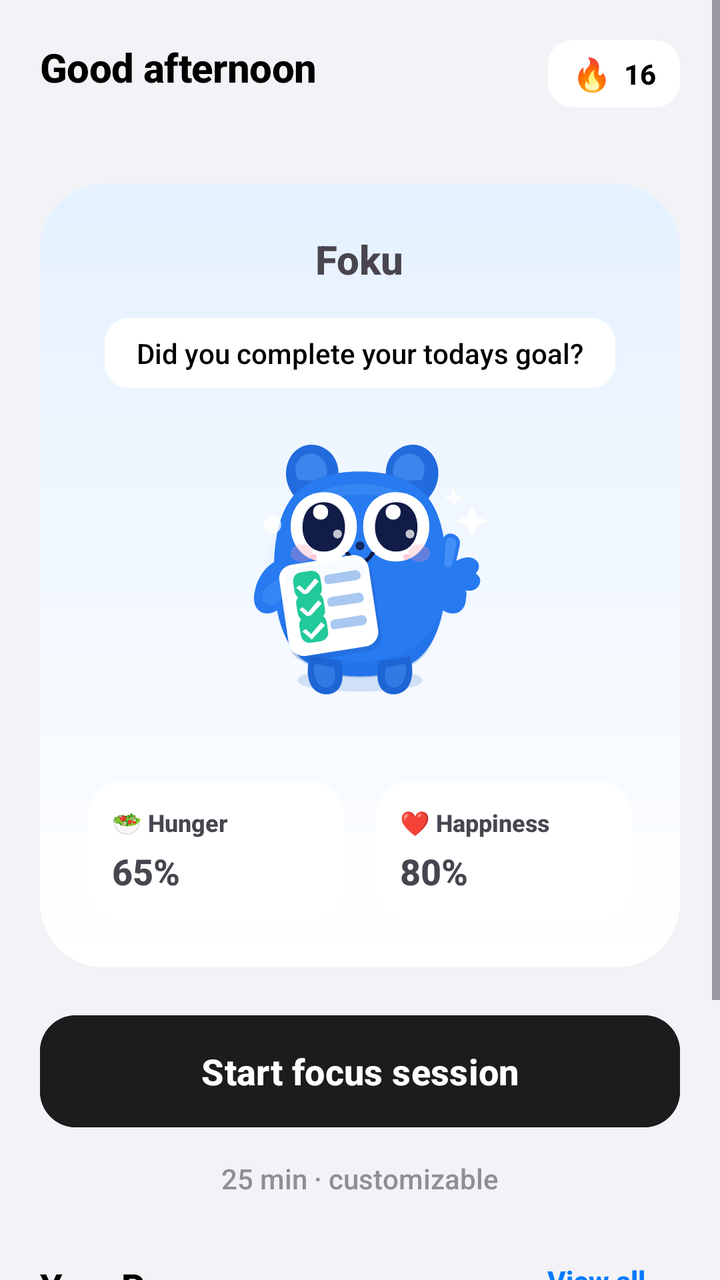
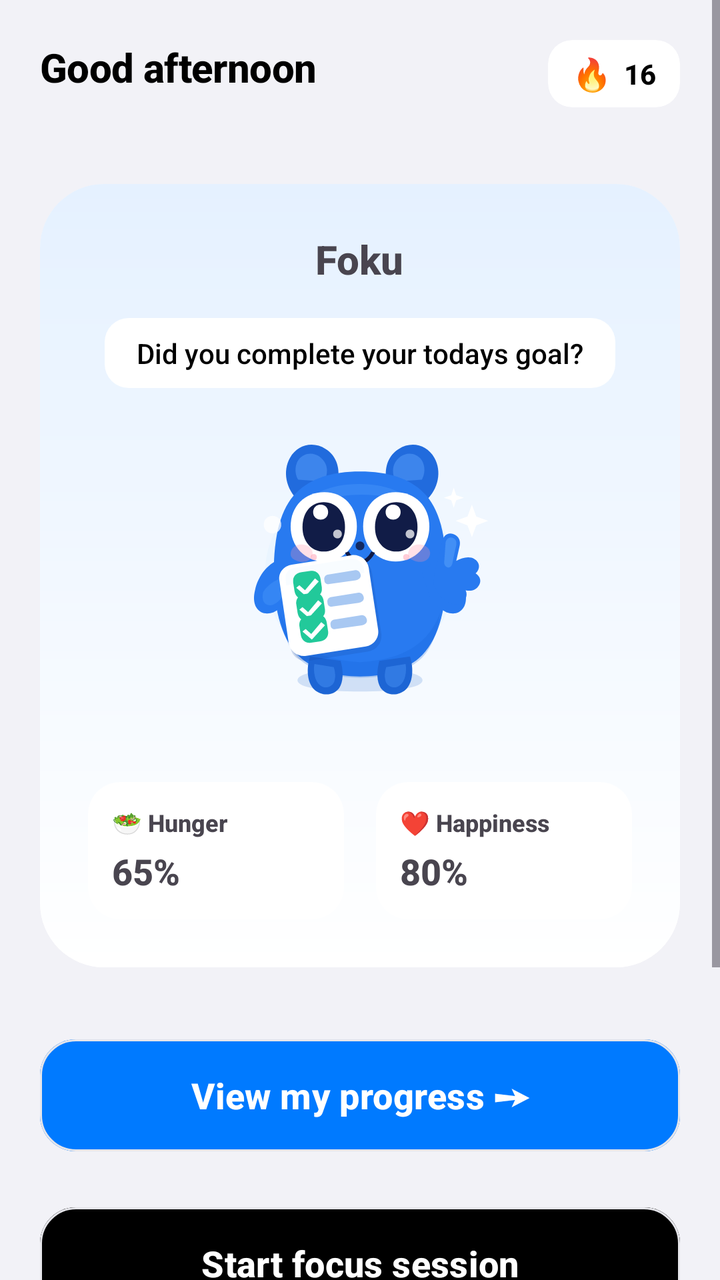

Two renders of the same Android screen: before a commit and after it. Below are the layout's source before the change and the commit's diff.
<!-- AndroidManifest.xml: application theme Theme.Floow -->
<!-- res/layout/fragment_profile.xml -->
<?xml version="1.0" encoding="utf-8"?>
<ScrollView xmlns:android="http://schemas.android.com/apk/res/android"
    xmlns:app="http://schemas.android.com/apk/res-auto"
    android:layout_width="match_parent"
    android:layout_height="match_parent"
    android:background="@color/background"
    android:clipToPadding="false"
    android:paddingBottom="100dp">

    <LinearLayout
        android:layout_width="match_parent"
        android:layout_height="wrap_content"
        android:orientation="vertical"
        android:padding="20dp">

        <RelativeLayout
            android:layout_width="match_parent"
            android:layout_height="wrap_content">

            <LinearLayout
                android:layout_width="wrap_content"
                android:layout_height="wrap_content"
                android:orientation="vertical">

                <TextView
                    android:id="@+id/tvGreeting"
                    android:layout_width="wrap_content"
                    android:layout_height="wrap_content"
                    android:text="Good afternoon"
                    style="@style/IOSHeadline" />

                <TextView
                    android:id="@+id/tvDate"
                    android:layout_width="wrap_content"
                    android:layout_height="wrap_content"
                    android:layout_marginTop="2dp"
                    style="@style/IOSBody"
                    android:textSize="14sp" />
            </LinearLayout>

            <androidx.cardview.widget.CardView
                android:layout_width="wrap_content"
                android:layout_height="wrap_content"
                android:layout_alignParentEnd="true"
                app:cardCornerRadius="12dp"
                app:cardElevation="0dp"
                app:cardBackgroundColor="@color/white">

                <LinearLayout
                    android:layout_width="wrap_content"
                    android:layout_height="wrap_content"
                    android:gravity="center_vertical"
                    android:paddingHorizontal="12dp"
                    android:paddingVertical="6dp">

                    <TextView
                        android:layout_width="wrap_content"
                        android:layout_height="wrap_content"
                        android:text="🔥"
                        android:textSize="16sp" />

                    <TextView
                        android:id="@+id/tvStreak"
                        android:layout_width="wrap_content"
                        android:layout_height="wrap_content"
                        android:layout_marginStart="6dp"
                        android:text="16"
                        android:textColor="@color/text_primary"
                        android:textStyle="bold" />
                </LinearLayout>
            </androidx.cardview.widget.CardView>
        </RelativeLayout>

        
        <androidx.cardview.widget.CardView
            android:layout_width="match_parent"
            android:layout_height="wrap_content"
            android:layout_marginTop="24dp"
            app:cardCornerRadius="32dp"
            app:cardElevation="0dp">

            <LinearLayout
                android:layout_width="match_parent"
                android:layout_height="wrap_content"
                android:background="@drawable/bg_mascot_card"
                android:gravity="center_horizontal"
                android:orientation="vertical"
                android:padding="24dp">

                <TextView
                    android:id="@+id/tvUserName"
                    android:layout_width="wrap_content"
                    android:layout_height="wrap_content"
                    android:text="Foku"
                    android:textSize="20sp"
                    android:textStyle="bold"
                    android:drawablePadding="8dp" />

                <FrameLayout
                    android:layout_width="match_parent"
                    android:layout_height="wrap_content"
                    android:layout_marginTop="16dp">

                    
                    <TextView
                        android:layout_width="wrap_content"
                        android:layout_height="wrap_content"
                        android:layout_gravity="center_horizontal|top"
                        android:background="@drawable/bg_speech_bubble"
                        android:paddingHorizontal="16dp"
                        android:paddingVertical="8dp"
                        android:text="Did you complete your todays goal?"
                        android:textColor="@color/text_primary"
                        android:textSize="14sp" />

                    <ImageView
                        android:layout_width="160dp"
                        android:layout_height="160dp"
                        android:layout_gravity="center_horizontal"
                        android:layout_marginTop="48dp"
                        android:src="@drawable/ic_mascot" />
                </FrameLayout>

                <LinearLayout
                    android:layout_width="match_parent"
                    android:layout_height="wrap_content"
                    android:layout_marginTop="24dp"
                    android:orientation="horizontal">

                    
                    <androidx.cardview.widget.CardView
                        android:layout_width="0dp"
                        android:layout_height="wrap_content"
                        android:layout_marginEnd="8dp"
                        android:layout_weight="1"
                        app:cardCornerRadius="16dp"
                        app:cardElevation="0dp">

                        <LinearLayout
                            android:layout_width="match_parent"
                            android:layout_height="wrap_content"
                            android:orientation="vertical"
                            android:padding="12dp">

                            <TextView
                                android:layout_width="wrap_content"
                                android:layout_height="wrap_content"
                                android:text="🥗 Hunger"
                                android:textSize="12sp"
                                android:textStyle="bold" />

                            <TextView
                                android:id="@+id/tvHungerValue"
                                android:layout_width="wrap_content"
                                android:layout_height="wrap_content"
                                android:layout_marginTop="4dp"
                                android:text="65%"
                                android:textSize="18sp"
                                android:textStyle="bold" />
                        </LinearLayout>
                    </androidx.cardview.widget.CardView>

                    
                    <androidx.cardview.widget.CardView
                        android:layout_width="0dp"
                        android:layout_height="wrap_content"
                        android:layout_marginStart="8dp"
                        android:layout_weight="1"
                        app:cardCornerRadius="16dp"
                        app:cardElevation="0dp">

                        <LinearLayout
                            android:layout_width="match_parent"
                            android:layout_height="wrap_content"
                            android:orientation="vertical"
                            android:padding="12dp">

                            <TextView
                                android:layout_width="wrap_content"
                                android:layout_height="wrap_content"
                                android:text="❤️ Happiness"
                                android:textSize="12sp"
                                android:textStyle="bold" />

                            <TextView
                                android:id="@+id/tvHappinessValue"
                                android:layout_width="wrap_content"
                                android:layout_height="wrap_content"
                                android:layout_marginTop="4dp"
                                android:text="80%"
                                android:textSize="18sp"
                                android:textStyle="bold" />
                        </LinearLayout>
                    </androidx.cardview.widget.CardView>
                </LinearLayout>
            </LinearLayout>
        </androidx.cardview.widget.CardView>

        <com.google.android.material.button.MaterialButton
            android:id="@+id/btnStartFocus"
            android:layout_width="match_parent"
            android:layout_height="64dp"
            android:layout_marginTop="20dp"
            android:text="Start focus session"
            android:textAllCaps="false"
            android:textSize="18sp"
            android:textStyle="bold"
            android:backgroundTint="@color/button_dark"
            app:cornerRadius="18dp" />

        <TextView
            android:layout_width="wrap_content"
            android:layout_height="wrap_content"
            android:layout_gravity="center_horizontal"
            android:layout_marginTop="12dp"
            android:text="25 min · customizable"
            android:textColor="@color/text_secondary"
            android:textSize="14sp" />

        <RelativeLayout
            android:layout_width="match_parent"
            android:layout_height="wrap_content"
            android:layout_marginTop="32dp">

            <TextView
                android:layout_width="wrap_content"
                android:layout_height="wrap_content"
                android:text="Your Progress"
                style="@style/IOSHeadline"
                android:textSize="18sp" />

            <TextView
                android:id="@+id/btnViewAll"
                android:layout_width="wrap_content"
                android:layout_height="wrap_content"
                android:layout_alignParentEnd="true"
                android:text="View all →"
                android:textColor="@color/accent"
                android:textStyle="bold" />
        </RelativeLayout>

        <androidx.recyclerview.widget.RecyclerView
            android:id="@+id/rvMultipliers"
            android:layout_width="match_parent"
            android:layout_height="wrap_content"
            android:layout_marginTop="16dp"
            android:nestedScrollingEnabled="false" />

        
        <com.google.android.material.button.MaterialButton
            android:id="@+id/btnAddTodo"
            android:layout_width="match_parent"
            android:layout_height="0dp"
            android:visibility="gone" />

    </LinearLayout>
</ScrollView>
<!-- resources referenced by this layout -->
<resources>
  <color name="accent">#FF007AFF</color>
  <color name="background">#FFF2F2F7</color>
  <color name="button_dark">#FF1C1C1E</color>
  <color name="text_primary">#FF000000</color>
  <color name="text_secondary">#FF8E8E93</color>
  <color name="white">#FFFFFFFF</color>
  <!-- drawable bg_mascot_card (drawable) -->
  <?xml version="1.0" encoding="utf-8"?>
  <shape xmlns:android="http://schemas.android.com/apk/res/android">
      <gradient
          android:startColor="#E5F1FF"
          android:endColor="#FFFFFF"
          android:angle="270" />
  </shape>
  <!-- drawable bg_speech_bubble (drawable) -->
  <?xml version="1.0" encoding="utf-8"?>
  <shape xmlns:android="http://schemas.android.com/apk/res/android">
      <solid android:color="@color/white" />
      <corners android:radius="12dp" />
  </shape>
  <!-- drawable ic_mascot: vector/xml drawable (drawable, 14623 chars, omitted) -->
  <style name="IOSBody">
          <item name="android:textSize">17sp</item>
          <item name="android:textColor">@color/text_secondary</item>
          <item name="android:lineSpacingMultiplier">1.2</item>
      </style>
  <style name="IOSHeadline">
          <item name="android:textSize">20sp</item>
          <item name="android:textStyle">bold</item>
          <item name="android:textColor">@color/text_primary</item>
          <item name="android:letterSpacing">-0.01</item>
      </style>
  <style name="Theme.Floow" parent="Theme.Material3.Light.NoActionBar">
          <item name="colorPrimary">@color/accent</item>
          <item name="colorOnPrimary">@color/white</item>
          <item name="android:statusBarColor">@color/background</item>
          <item name="android:windowLightStatusBar">true</item>
          <item name="android:navigationBarColor">@color/background</item>
          <item name="android:windowBackground">@color/background</item>
  
          
          <item name="fontFamily">sans-serif-medium</item>
      </style>
</resources>

<!-- the commit's change to res/layout/fragment_profile.xml (unified diff, before → after) -->
@@ -197,6 +197,20 @@
         </androidx.cardview.widget.CardView>
 
         <com.google.android.material.button.MaterialButton
+            android:id="@+id/btnViewProgress"
+            android:layout_width="match_parent"
+            android:layout_height="64dp"
+            android:layout_marginTop="32dp"
+            android:text="View my progress ➙"
+            android:textAllCaps="false"
+            android:textSize="18sp"
+            android:textStyle="bold"
+            android:backgroundTint="@color/accent"
+            app:strokeWidth="1dp"
+            app:strokeColor="#E5E5EA"
+            app:cornerRadius="18dp" />
+
+        <com.google.android.material.button.MaterialButton
             android:id="@+id/btnStartFocus"
             android:layout_width="match_parent"
             android:layout_height="64dp"
@@ -205,7 +219,10 @@
             android:textAllCaps="false"
             android:textSize="18sp"
             android:textStyle="bold"
-            android:backgroundTint="@color/button_dark"
+            android:backgroundTint="@color/black"
+            android:textColor="@color/white"
+            app:strokeWidth="1dp"
+            app:strokeColor="#E5E5EA"
             app:cornerRadius="18dp" />
 
         <TextView
@@ -217,35 +234,6 @@
             android:textColor="@color/text_secondary"
             android:textSize="14sp" />
 
-        <RelativeLayout
-            android:layout_width="match_parent"
-            android:layout_height="wrap_content"
-            android:layout_marginTop="32dp">
-
-            <TextView
-                android:layout_width="wrap_content"
-                android:layout_height="wrap_content"
-                android:text="Your Progress"
-                style="@style/IOSHeadline"
-                android:textSize="18sp" />
-
-            <TextView
-                android:id="@+id/btnViewAll"
-                android:layout_width="wrap_content"
-                android:layout_height="wrap_content"
-                android:layout_alignParentEnd="true"
-                android:text="View all →"
-                android:textColor="@color/accent"
-                android:textStyle="bold" />
-        </RelativeLayout>
-
-        <androidx.recyclerview.widget.RecyclerView
-            android:id="@+id/rvMultipliers"
-            android:layout_width="match_parent"
-            android:layout_height="wrap_content"
-            android:layout_marginTop="16dp"
-            android:nestedScrollingEnabled="false" />
-
         
         <com.google.android.material.button.MaterialButton
             android:id="@+id/btnAddTodo"
<!-- resource entries referenced after the edit -->
@@ -2,7 +2,7 @@
 <resources>
   <color name="accent">#FF007AFF</color>
   <color name="background">#FFF2F2F7</color>
-  <color name="button_dark">#FF1C1C1E</color>
+  <color name="black">#FF000000</color>
   <color name="text_primary">#FF000000</color>
   <color name="text_secondary">#FF8E8E93</color>
   <color name="white">#FFFFFFFF</color>
